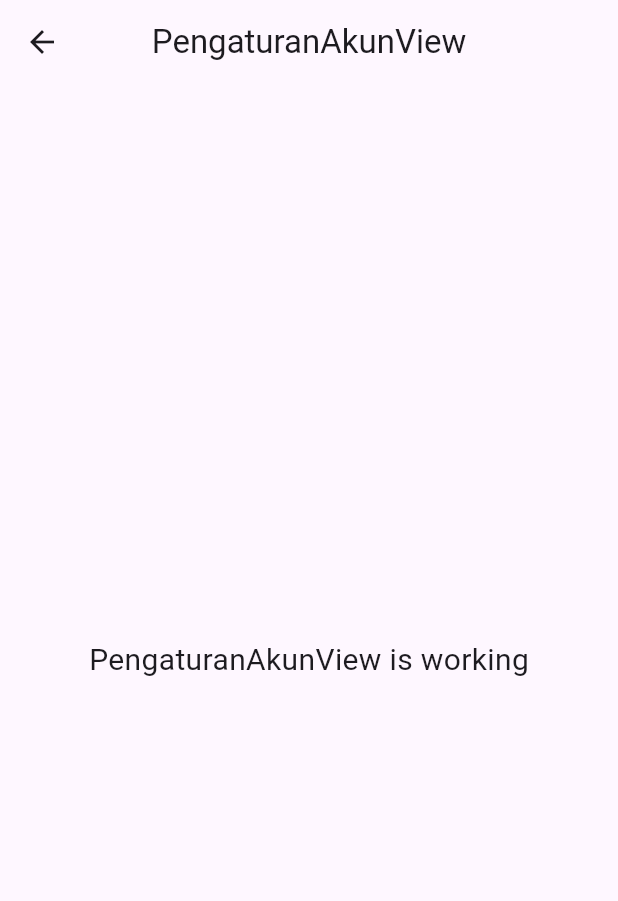
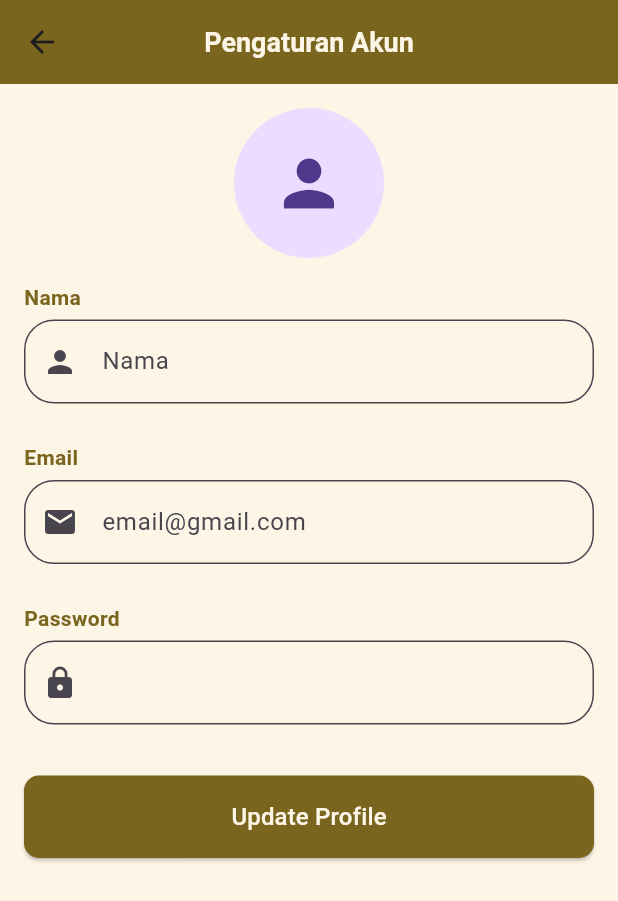
Before and after one commit to IlhamHattaManggala/Senja-App-Mobile, a Flutter app: the PengaturanAkunView screen opened by its route, on a phone screen of 412 x 824 dp. Shown: the top 901 px of the screen. Run offline on Flutter 3.47's test engine with Material 3 defaults, Android fonts, the phone set to English and light mode, and no system bars; our stand-ins replace cached_network_image, camera, curved_navigation_bar, firebase_core, firebase_messaging, fl_chart and 6 more; accounts and stored records are empty; network calls fail.

Commit message:
Perbaikan tampilan dan controller modul

```diff
--- a/lib/app/config/config_url.dart
+++ b/lib/app/config/config_url.dart
@@ -1,6 +1,5 @@
 class ConfigUrl {
-  static const String baseUrl =
-      'https://9b4c-36-68-55-212.ngrok-free.app/api/users/v1';
+  static const String baseUrl = 'http://192.168.100.5:5000/api/users/v1';
   static const String loginUrl = '$baseUrl/login';
   static const String registerUrl = '$baseUrl/register';
   static const String lupaPasswordUrl = '$baseUrl/lupa-password';
@@ -10,4 +9,5 @@ class ConfigUrl {
   static const String notifikasiUrl = '$baseUrl/notifikasi';
   static const String gerakanUrl = '$baseUrl/gerakantari';
   static const String profileUrl = '$baseUrl/profile';
+  static const String UpdateProfileUrl = '$baseUrl/profile';
 }
--- a/lib/app/data/models/user.dart
+++ b/lib/app/data/models/user.dart
@@ -1,15 +1,15 @@
 class User {
-  String id;
-  String name;
-  String email;
-  String role;
+  String? id;
+  String? name;
+  String? email;
+  String? role;
   String? avatar;
 
   User({
-    required this.id,
-    required this.name,
-    required this.email,
-    required this.role,
+    this.id,
+    this.name,
+    this.email,
+    this.role,
     this.avatar,
   });
 
--- a/lib/app/modules/account/controllers/account_controller.dart
+++ b/lib/app/modules/account/controllers/account_controller.dart
@@ -39,6 +39,7 @@ class AccountController extends GetxController {
       user.value = result;
       print("User loaded: ${user.value?.name}");
     } catch (e) {
+      print(e);
       print("Error fetching user: $e");
     }
   }
--- a/lib/app/modules/history/views/history_view.dart
+++ b/lib/app/modules/history/views/history_view.dart
@@ -122,7 +122,7 @@ class HistoryView extends GetView<HistoryController> {
                                         MainAxisSize.min, // <-- Penting
                                     children: const [
                                       Text(
-                                        'Gerakan 1',
+                                        'Tari Topeng Endel',
                                         style: TextStyle(
                                           fontWeight: FontWeight.bold,
                                           fontSize: 14,
--- a/lib/app/modules/home/views/home_view.dart
+++ b/lib/app/modules/home/views/home_view.dart
@@ -213,6 +213,7 @@ class HomeView extends GetView<HomeController> {
                                           overflow: TextOverflow.ellipsis,
                                         ),
                                         onTap: () {
+                                          print(tari);
                                           Get.toNamed('/gerakan',
                                               arguments: tari);
                                         },
--- a/lib/app/modules/pengaturan_akun/bindings/pengaturan_akun_binding.dart
+++ b/lib/app/modules/pengaturan_akun/bindings/pengaturan_akun_binding.dart
@@ -1,4 +1,6 @@
 import 'package:get/get.dart';
+import 'package:senja_mobile/app/data/providers/api_provider.dart';
+import 'package:senja_mobile/app/data/storage/storage.dart';
 
 import '../controllers/pengaturan_akun_controller.dart';
 
@@ -8,5 +10,7 @@ class PengaturanAkunBinding extends Bindings {
     Get.lazyPut<PengaturanAkunController>(
       () => PengaturanAkunController(),
     );
+    Get.lazyPut(() => Storage());
+    Get.lazyPut(() => ApiProvider());
   }
 }
--- a/lib/app/modules/pengaturan_akun/controllers/pengaturan_akun_controller.dart
+++ b/lib/app/modules/pengaturan_akun/controllers/pengaturan_akun_controller.dart
@@ -1,12 +1,25 @@
 import 'package:get/get.dart';
+import 'package:flutter/material.dart';
+import 'package:senja_mobile/app/data/models/user.dart';
+import 'package:senja_mobile/app/data/providers/api_provider.dart';
 
 class PengaturanAkunController extends GetxController {
   //TODO: Implement PengaturanAkunController
+  final api = Get.find<ApiProvider>();
+  final nameController = TextEditingController();
+  final emailController = TextEditingController();
+  final passwordController = TextEditingController();
+
+  final user = Rxn<User>();
 
   final count = 0.obs;
   @override
   void onInit() {
     super.onInit();
+    final argUser = Get.arguments;
+    if (argUser != null && argUser is User) {
+      setUser(argUser);
+    }
   }
 
   @override
@@ -16,8 +29,46 @@ class PengaturanAkunController extends GetxController {
 
   @override
   void onClose() {
+    nameController.dispose();
+    emailController.dispose();
+    passwordController.dispose();
     super.onClose();
   }
 
-  void increment() => count.value++;
+  void setUser(User data) {
+    user.value = data;
+    nameController.text = data.name ?? '';
+    emailController.text = data.email ?? '';
+  }
+
+  Future<void> updateProfile() async {
+    try {
+      // Validasi sederhana (optional)
+      if (nameController.text.isEmpty || emailController.text.isEmpty) {
+        Get.snackbar('Error', 'Nama dan email tidak boleh kosong');
+        return;
+      }
+
+      final response = await api.updateUserProfile({
+        'name': nameController.text,
+        'email': emailController.text,
+        'password':
+            passwordController.text.isEmpty ? null : passwordController.text,
+      });
+
+      if (response['success'] == true) {
+        Get.snackbar('Sukses', 'Profil berhasil diperbarui');
+        // Update user lokal juga
+        user.update((val) {
+          val?.name = nameController.text;
+          val?.email = emailController.text;
+        });
+      } else {
+        Get.snackbar(
+            'Gagal', response['message'] ?? 'Gagal memperbarui profil');
+      }
+    } catch (e) {
+      Get.snackbar('Error', 'Terjadi kesalahan: $e');
+    }
+  }
 }
--- a/lib/app/modules/pengaturan_akun/views/pengaturan_akun_view.dart
+++ b/lib/app/modules/pengaturan_akun/views/pengaturan_akun_view.dart
@@ -1,6 +1,9 @@
 import 'package:flutter/material.dart';
 
 import 'package:get/get.dart';
+import 'package:senja_mobile/app/config/pallete_color.dart';
+import 'package:senja_mobile/app/widgets/button_custom.dart';
+import 'package:senja_mobile/app/widgets/input_field.dart';
 
 import '../controllers/pengaturan_akun_controller.dart';
 
@@ -9,14 +12,67 @@ class PengaturanAkunView extends GetView<PengaturanAkunController> {
   @override
   Widget build(BuildContext context) {
     return Scaffold(
+      backgroundColor: PalleteColor.green50,
       appBar: AppBar(
-        title: const Text('PengaturanAkunView'),
+        backgroundColor: PalleteColor.green550,
+        title: const Text(
+          'Pengaturan Akun',
+          style: TextStyle(
+            fontSize: 18,
+            color: PalleteColor.green50,
+            fontWeight: FontWeight.bold,
+          ),
+        ),
         centerTitle: true,
       ),
-      body: const Center(
-        child: Text(
-          'PengaturanAkunView is working',
-          style: TextStyle(fontSize: 20),
+      body: SingleChildScrollView(
+        padding: const EdgeInsets.all(16),
+        child: Column(
+          children: [
+            GestureDetector(
+              onTap: () {
+                // Nanti tambahkan fungsi untuk pilih foto
+              },
+              child: CircleAvatar(
+                radius: 50,
+                backgroundImage: controller.user.value?.avatar != null
+                    ? NetworkImage(controller.user.value?.avatar ?? "")
+                    : null,
+                child: controller.user.value?.avatar == null
+                    ? const Icon(Icons.person, size: 50)
+                    : null,
+              ),
+            ),
+            const SizedBox(height: 16),
+            InputField(
+              hint: controller.user.value?.name ?? "Nama",
+              controller: controller.nameController,
+              prefixIcon: Icons.person,
+              label: "Nama",
+            ),
+            const SizedBox(height: 16),
+            InputField(
+              hint: controller.user.value?.email ?? "email@gmail.com",
+              controller: controller.emailController,
+              prefixIcon: Icons.mail,
+              label: "Email",
+            ),
+            const SizedBox(height: 16),
+            InputField(
+              hint: "",
+              controller: controller.passwordController,
+              prefixIcon: Icons.lock,
+              label: "Password",
+            ),
+            const SizedBox(height: 24),
+            ButtonCustom(
+              name: "Update Profile",
+              color: PalleteColor.green550,
+              textColor: PalleteColor.green50,
+              height: 55,
+              onPressed: () {},
+            ),
+          ],
         ),
       ),
     );
```
Also changed, not shown: lib/app/data/providers/api_provider.dart (+20 -0 lines), lib/app/modules/account/views/account_view.dart (+16 -9 lines), lib/app/modules/gerakan/controllers/gerakan_controller.dart (+14 -3 lines), lib/app/modules/gerakan/views/gerakan_view.dart (+10 -0 lines), lib/app/modules/laporan/controllers/laporan_controller.dart (+5 -30 lines), lib/app/modules/laporan/views/laporan_view.dart (+6 -12 lines), lib/app/modules/login/views/login_view.dart (+31 -42 lines), lib/app/modules/riwayat/views/riwayat_view.dart (+6 -6 lines).
